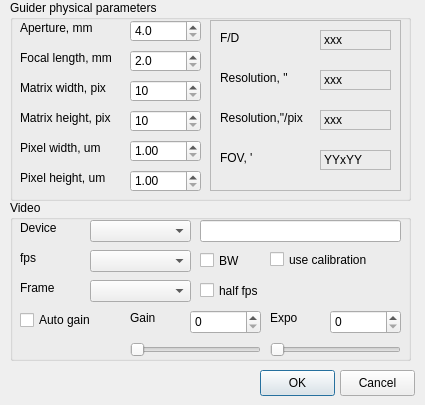
Above: lin_guider/ui/setup_video.ui from rumengb/lin_guider before the change. Below: the same form after it.
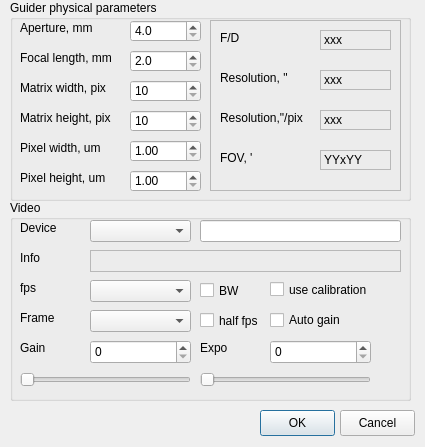
That is the form after the change.

Diff of the .ui file:
```diff
--- a/lin_guider/ui/setup_video.ui
+++ b/lin_guider/ui/setup_video.ui
@@ -7,19 +7,19 @@
     <x>0</x>
     <y>0</y>
     <width>425</width>
-    <height>405</height>
+    <height>447</height>
    </rect>
   </property>
   <property name="minimumSize">
    <size>
     <width>425</width>
-    <height>405</height>
+    <height>447</height>
    </size>
   </property>
   <property name="maximumSize">
    <size>
     <width>425</width>
-    <height>405</height>
+    <height>447</height>
    </size>
   </property>
   <property name="windowTitle">
@@ -395,7 +395,7 @@
      <x>10</x>
      <y>200</y>
      <width>401</width>
-     <height>161</height>
+     <height>201</height>
     </rect>
    </property>
    <property name="title">
@@ -405,7 +405,7 @@
     <property name="geometry">
      <rect>
       <x>80</x>
-      <y>50</y>
+      <y>80</y>
       <width>101</width>
       <height>22</height>
      </rect>
@@ -415,7 +415,7 @@
     <property name="geometry">
      <rect>
       <x>10</x>
-      <y>50</y>
+      <y>80</y>
       <width>61</width>
       <height>16</height>
      </rect>
@@ -428,7 +428,7 @@
     <property name="geometry">
      <rect>
       <x>80</x>
-      <y>80</y>
+      <y>110</y>
       <width>101</width>
       <height>22</height>
      </rect>
@@ -438,7 +438,7 @@
     <property name="geometry">
      <rect>
       <x>10</x>
-      <y>80</y>
+      <y>110</y>
       <width>61</width>
       <height>16</height>
      </rect>
@@ -451,7 +451,7 @@
     <property name="geometry">
      <rect>
       <x>190</x>
-      <y>50</y>
+      <y>80</y>
       <width>71</width>
       <height>21</height>
      </rect>
@@ -464,7 +464,7 @@
     <property name="geometry">
      <rect>
       <x>190</x>
-      <y>80</y>
+      <y>110</y>
       <width>91</width>
       <height>21</height>
      </rect>
@@ -502,7 +502,7 @@
    <widget class="QCheckBox" name="checkBox_AutoGain">
     <property name="geometry">
      <rect>
-      <x>10</x>
+      <x>260</x>
       <y>110</y>
       <width>91</width>
       <height>20</height>
@@ -515,9 +515,9 @@
    <widget class="QSlider" name="horizontalSlider_Gain">
     <property name="geometry">
      <rect>
-      <x>120</x>
-      <y>140</y>
-      <width>131</width>
+      <x>10</x>
+      <y>170</y>
+      <width>171</width>
       <height>20</height>
      </rect>
     </property>
@@ -528,8 +528,8 @@
    <widget class="QLabel" name="label_Gain">
     <property name="geometry">
      <rect>
-      <x>120</x>
-      <y>110</y>
+      <x>10</x>
+      <y>140</y>
       <width>51</width>
       <height>16</height>
      </rect>
@@ -541,9 +541,9 @@
    <widget class="QSpinBox" name="spinBox_Gain">
     <property name="geometry">
      <rect>
-      <x>180</x>
-      <y>110</y>
-      <width>71</width>
+      <x>80</x>
+      <y>140</y>
+      <width>101</width>
       <height>24</height>
      </rect>
     </property>
@@ -551,8 +551,8 @@
    <widget class="QLabel" name="label_Expo">
     <property name="geometry">
      <rect>
-      <x>260</x>
-      <y>110</y>
+      <x>190</x>
+      <y>140</y>
       <width>51</width>
       <height>16</height>
      </rect>
@@ -564,9 +564,9 @@
    <widget class="QSpinBox" name="spinBox_Expo">
     <property name="geometry">
      <rect>
-      <x>320</x>
-      <y>110</y>
-      <width>71</width>
+      <x>260</x>
+      <y>140</y>
+      <width>101</width>
       <height>24</height>
      </rect>
     </property>
@@ -574,9 +574,9 @@
    <widget class="QSlider" name="horizontalSlider_Expo">
     <property name="geometry">
      <rect>
-      <x>260</x>
-      <y>140</y>
-      <width>131</width>
+      <x>190</x>
+      <y>170</y>
+      <width>171</width>
       <height>20</height>
      </rect>
     </property>
@@ -588,7 +588,7 @@
     <property name="geometry">
      <rect>
       <x>260</x>
-      <y>50</y>
+      <y>80</y>
       <width>131</width>
       <height>19</height>
      </rect>
@@ -607,12 +607,44 @@
      </rect>
     </property>
    </widget>
+   <widget class="QLabel" name="l_Info">
+    <property name="geometry">
+     <rect>
+      <x>10</x>
+      <y>50</y>
+      <width>61</width>
+      <height>16</height>
+     </rect>
+    </property>
+    <property name="text">
+     <string>Info</string>
+    </property>
+   </widget>
+   <widget class="QLabel" name="label_Information">
+    <property name="geometry">
+     <rect>
+      <x>80</x>
+      <y>50</y>
+      <width>311</width>
+      <height>22</height>
+     </rect>
+    </property>
+    <property name="frameShape">
+     <enum>QFrame::StyledPanel</enum>
+    </property>
+    <property name="frameShadow">
+     <enum>QFrame::Sunken</enum>
+    </property>
+    <property name="openExternalLinks">
+     <bool>true</bool>
+    </property>
+   </widget>
   </widget>
   <widget class="QPushButton" name="pushButton_OK">
    <property name="geometry">
     <rect>
      <x>260</x>
-     <y>370</y>
+     <y>410</y>
      <width>75</width>
      <height>26</height>
     </rect>
@@ -625,7 +657,7 @@
    <property name="geometry">
     <rect>
      <x>340</x>
-     <y>370</y>
+     <y>410</y>
      <width>75</width>
      <height>26</height>
     </rect>
```
Left out of the diff: 2 changed lines with no effect on the pictures.
